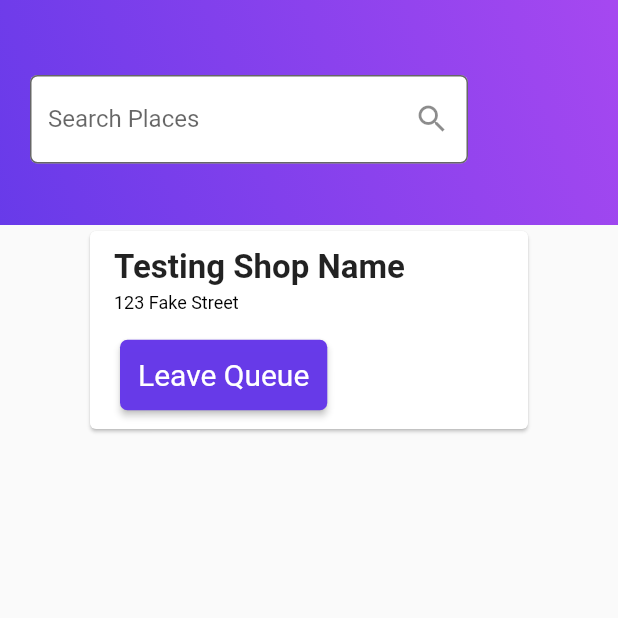
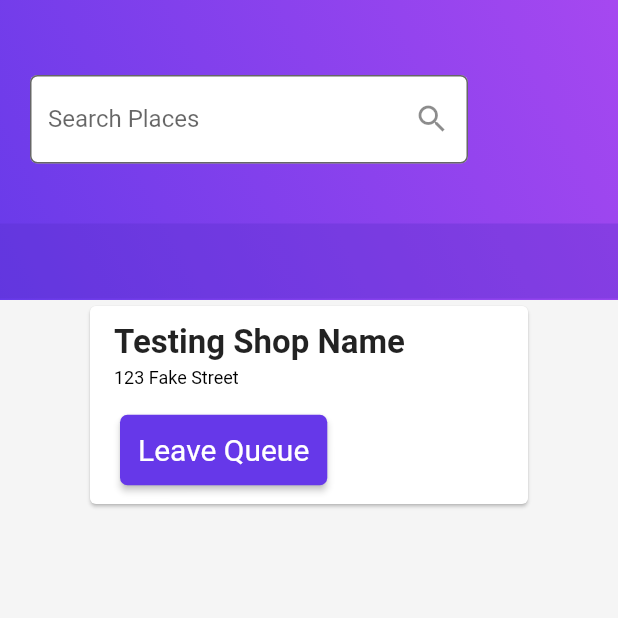
Before and after one commit to AUFrosty/cse-hackathon-2020, a Flutter app: the screen it shows after launch, on a phone screen of 412 x 824 dp, the top half of it. Run offline on Flutter 3.47's test engine with Material 2 defaults, Android fonts, the phone set to English and light mode, and no system bars.

Commit message:
nav between search and home

```diff
--- a/q_people/lib/constants.dart
+++ b/q_people/lib/constants.dart
@@ -1,8 +1,9 @@
 import 'package:flutter/material.dart';
 
 // Colors
-const backgroundLeft = Color(0xffc6638E9);
-const backgroundRight = Color(0xffcA546F0);
+const backgroundLeft = Color(0xff6638E9);
+const backgroundRight = Color(0xffA546F0);
+const backgroundFlat = Color(0xffF5F5F5);
 
 
 // Text Style
--- a/q_people/lib/home.dart
+++ b/q_people/lib/home.dart
@@ -62,10 +62,12 @@ class _HomeState extends State<Home> {
     ); */
     return Scaffold (
       resizeToAvoidBottomInset: false,
+      backgroundColor: backgroundFlat,
 
       appBar:
       SearchAppBar(
-        title: Text('title'),
+        title: '',
+        showBack: false,
       ),
 
       body: Container(
--- a/q_people/lib/searchappbar.dart
+++ b/q_people/lib/searchappbar.dart
@@ -1,13 +1,15 @@
 import 'package:flutter/material.dart';
 import 'package:qpeople/userSearch.dart';
+import 'package:qpeople/home.dart';
+
 
 class SearchAppBar extends StatelessWidget implements PreferredSizeWidget {
-  final Color backgroundColor = Colors.red;
-  final Text title;
+  final String title;
   final AppBar appBar;
+  final bool showBack;
 //  final List<Widget> widgets;
 
-  const SearchAppBar({Key key, this.title, this.appBar, }) //this.widgets})
+  const SearchAppBar({Key key, this.title, this.appBar, this.showBack}) //this.widgets})
       : super(key: key);
 
   @override
@@ -28,7 +30,9 @@ class SearchAppBar extends StatelessWidget implements PreferredSizeWidget {
                   .repeated, // repeats the gradient over the canvas
             ),
           ),
-      child: Padding(
+          child: Column(
+              children: <Widget>[
+                Padding(
                   padding: const EdgeInsets.only(top:50.0, left:20, right:100, bottom: 10),
                   child: TextField(
                     controller: myController,
@@ -44,19 +48,52 @@ class SearchAppBar extends StatelessWidget implements PreferredSizeWidget {
                       labelText: 'Search Places',
                       suffixIcon:IconButton(
                         onPressed: (){
-                //TODO: Implement this to push to new screen
-                Navigator.of(context).push(MaterialPageRoute(builder: (context) => UserSearch(searchContent: myController.text,)));
+                          Navigator.of(context).push(MaterialPageRoute(builder: (context) => UserSearch(searchContent: myController.text)));
                         },
                         icon:Icon(Icons.search),
                       ),
                     )
                   ),
                 ),
+                Padding(
+                  padding: const EdgeInsets.only(top:30.0),
+                  child: Container (
+                    height:50,
+                    color: Color(0x50552DC8),
+//
+                    child: Row(
+                    children: <Widget>[
+                      Padding(
+                        padding: const EdgeInsets.only(left: 5.0, bottom: 5.0),
+                        child: showBack ? IconButton(
+                                onPressed: (){
+                                  Navigator.of(context).push(MaterialPageRoute(builder: (context) => Home()));
+                                },
+                                icon:Icon(Icons.arrow_back),
+                                color: Colors.white,
+                                ) : null,
+                      ),
+                      Padding(
+                        padding: const EdgeInsets.only(left:10, bottom:5),
+                        child: Text(
+                          this.title,
+                          style: TextStyle(
+                            color:Colors.white,
+                            fontSize: 20,
+                          ),
+                        ),
+                      ),
+                      ]
+                    ),
+                  ),
+                ),
+              ]
+          ),
         );
   }
 
   @override
   Size get preferredSize {
-    return Size.fromHeight(150.0);
+    return Size.fromHeight(220.0);
   }
 }
--- a/q_people/lib/userSearch.dart
+++ b/q_people/lib/userSearch.dart
@@ -5,6 +5,7 @@ import 'package:qpeople/userSearch.dart';
 import 'package:qpeople/shopInfo.dart';
 import 'package:qpeople/shop.dart';
 import 'package:qpeople/confirmation.dart';
+import 'package:qpeople/constants.dart';
 import 'package:qpeople/searchappbar.dart';
 
 class UserSearch extends StatefulWidget {
@@ -24,8 +25,10 @@ class _UserSearchState extends State<UserSearch> {
     double height = MediaQuery.of(context).size.height;
 
     return Scaffold(
+        backgroundColor: backgroundFlat,
         appBar: SearchAppBar(
-          title: Text('title'),
+          title: "Search Results for: " + widget.searchContent,
+          showBack: true,
 //          appBar: AppBar(),
 //          widgets: <Widget>[Icon(Icons.more_vert)],
         ),
```
Lines whose indentation alone changed are shown as unchanged.
